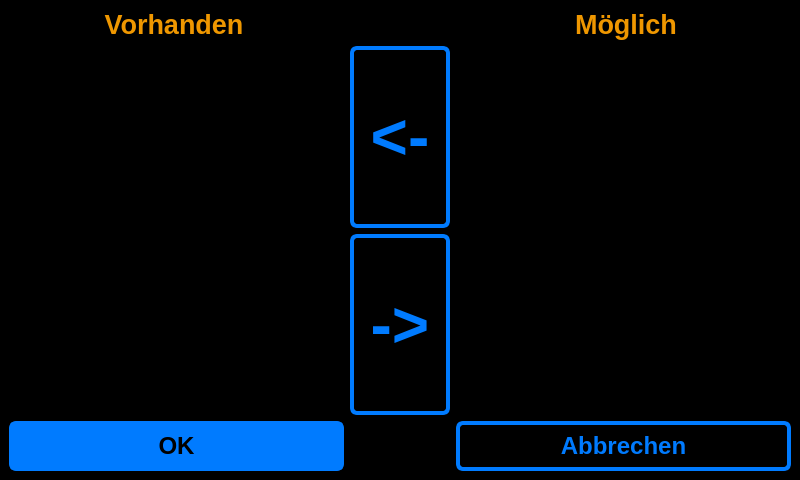
First picture: the form in src/ui_elements/available.ui, repository AndreWohnsland/CocktailBerry, before the edit.
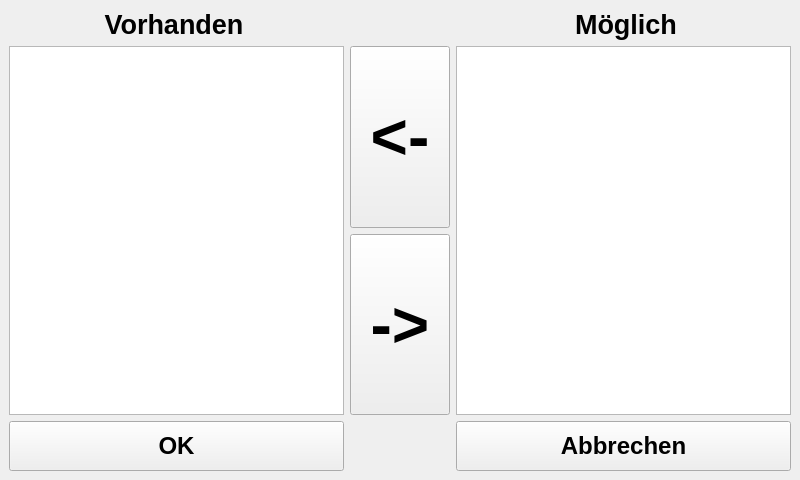
Second picture: the form after the edit.

What changed in the file:
```diff
--- a/src/ui_elements/available.ui
+++ b/src/ui_elements/available.ui
@@ -26,69 +26,7 @@
    <string>Verfügbare Zutaten auswählen</string>
   </property>
   <property name="styleSheet">
-   <string notr="true">QWidget
-{
-	color: rgb(0, 123, 255);	
-	background-color: rgb(0, 0, 0);
-
-}
-
-QWidget:item:selected
-{
-	color: rgb(239, 151, 0);
-    border: 1px solid rgb(239, 151, 0);
-	/*color: rgb(255, 255, 255);	
-	background-color: rgb(0, 123, 255);	*/
-}
-
-QTabWidget::pane {
-    border: 1px solid  rgb(97, 97, 97);
-    top: 1px;
-}
-
-.QMessageBox {font-size: 16pt}
-
-QPushButton {
-	background-color: rgb(0, 0, 0);
-	color: (0, 123, 255);
-    border-width: 4px;
-	border-color: rgb(0, 123, 255);
-	border-style: solid;
-	border-radius: 7;
-	padding: 3px;
-	padding-left: 5px;
-	padding-right: 5px;
-}
-
-QPushButton:pressed
-{
-	color: rgb(239, 151, 0);	
-	border-color: rgb(239, 151, 0);
-}
-
-
-#LAvailable, #LPossible {
-	color: rgb(239, 151, 0);
-}
-
-/* Inverted button style */
-#PBOk_2 {
-	background-color: rgb(0, 123, 255);  
-	color: rgb(0, 0, 0);
-    border-width: 3px;
-	border-color: rgb(0, 123, 255);
-	border-style: solid;
-	border-radius: 7;
-	padding: 3px;
-	padding-left: 5px;
-	padding-right: 5px;
-}
-
-#PBOk_2:pressed {
-	background-color: rgb(239, 151, 0);	
-	border-color: rgb(239, 151, 0);	
-}
-</string>
+   <string notr="true"/>
   </property>
   <widget class="QWidget" name="centralwidget">
    <layout class="QVBoxLayout" name="verticalLayout_2">
@@ -116,7 +54,7 @@
          </font>
         </property>
         <property name="text">
-         <string>&lt;html&gt;&lt;head/&gt;&lt;body&gt;&lt;p&gt;&lt;span style=&quot; color:#ef9700;&quot;&gt;Vorhanden&lt;/span&gt;&lt;/p&gt;&lt;/body&gt;&lt;/html&gt;</string>
+         <string>Vorhanden</string>
         </property>
         <property name="alignment">
          <set>Qt::AlignCenter</set>
@@ -158,7 +96,7 @@
          </font>
         </property>
         <property name="text">
-         <string>&lt;html&gt;&lt;head/&gt;&lt;body&gt;&lt;p&gt;&lt;span style=&quot; color:#ef9700;&quot;&gt;Möglich&lt;/span&gt;&lt;/p&gt;&lt;/body&gt;&lt;/html&gt;</string>
+         <string>Möglich</string>
         </property>
         <property name="alignment">
          <set>Qt::AlignCenter</set>
```
Left out of the diff: 9 changed lines with no effect on the pictures.
